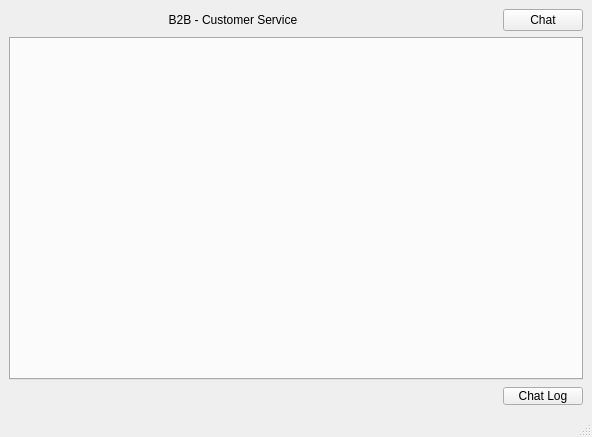
This is B2B_CSAPP/mainwindow.ui in lee-jonggu/QtServerApp as Qt 5 draws it before an edit. The edited form follows.
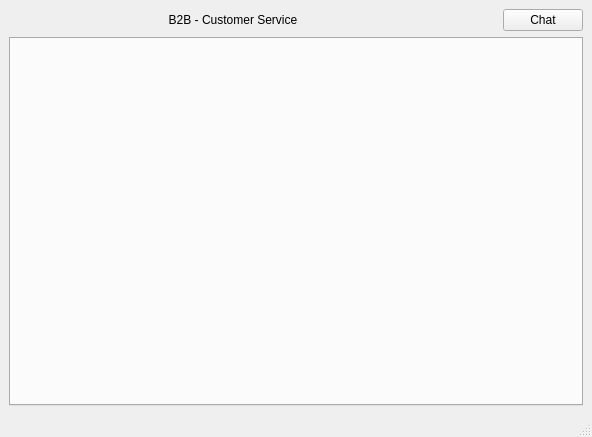
This is the edited form.

Patch:
```diff
--- a/B2B_CSAPP/mainwindow.ui
+++ b/B2B_CSAPP/mainwindow.ui
@@ -83,42 +83,6 @@
         </item>
        </layout>
       </item>
-      <item>
-       <layout class="QHBoxLayout" name="horizontalLayout_2">
-        <item>
-         <spacer name="horizontalSpacer_2">
-          <property name="orientation">
-           <enum>Qt::Horizontal</enum>
-          </property>
-          <property name="sizeHint" stdset="0">
-           <size>
-            <width>138</width>
-            <height>20</height>
-           </size>
-          </property>
-         </spacer>
-        </item>
-        <item>
-         <widget class="QPushButton" name="pushButton_2">
-          <property name="sizePolicy">
-           <sizepolicy hsizetype="Fixed" vsizetype="Fixed">
-            <horstretch>0</horstretch>
-            <verstretch>0</verstretch>
-           </sizepolicy>
-          </property>
-          <property name="maximumSize">
-           <size>
-            <width>80</width>
-            <height>18</height>
-           </size>
-          </property>
-          <property name="text">
-           <string>Chat Log</string>
-          </property>
-         </widget>
-        </item>
-       </layout>
-      </item>
      </layout>
     </item>
    </layout>
```
